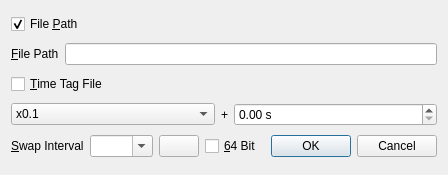
The window that app/qtapp/appcmn_qt/fileoptdlg.ui (lhuisman/myRTKLIB) describes before a commit, drawn with Qt 5.
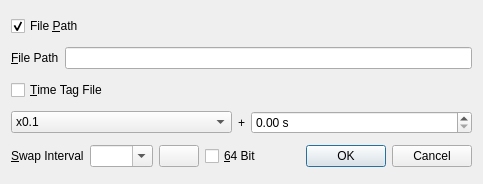
The same window after the commit. Icons and pictures are not drawn.

Commit message: fix tab order in some dialog windows

The edit to the form file:
```diff
--- a/app/qtapp/appcmn_qt/fileoptdlg.ui
+++ b/app/qtapp/appcmn_qt/fileoptdlg.ui
@@ -6,8 +6,8 @@
    <rect>
     <x>0</x>
     <y>0</y>
-    <width>448</width>
-    <height>175</height>
+    <width>483</width>
+    <height>184</height>
    </rect>
   </property>
   <property name="windowTitle">
```
Left out of the diff: 12 changed lines with no effect on the pictures. The commit also changes 2 other files.
